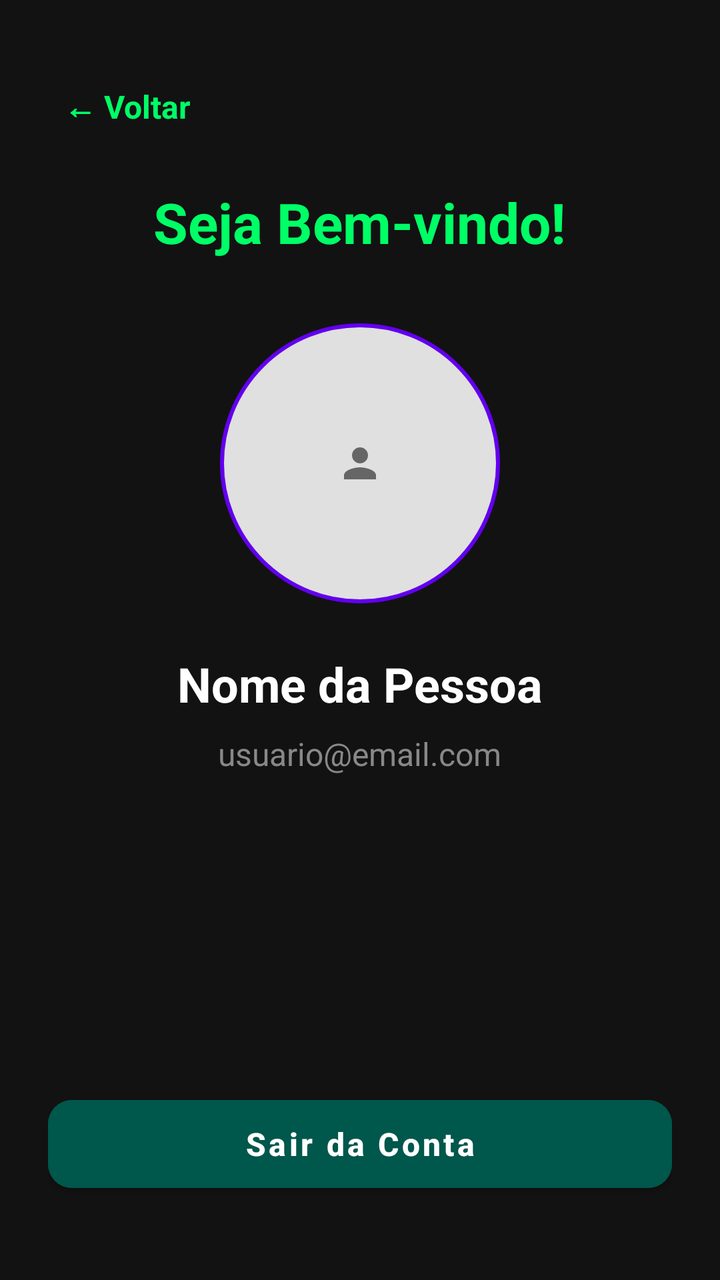
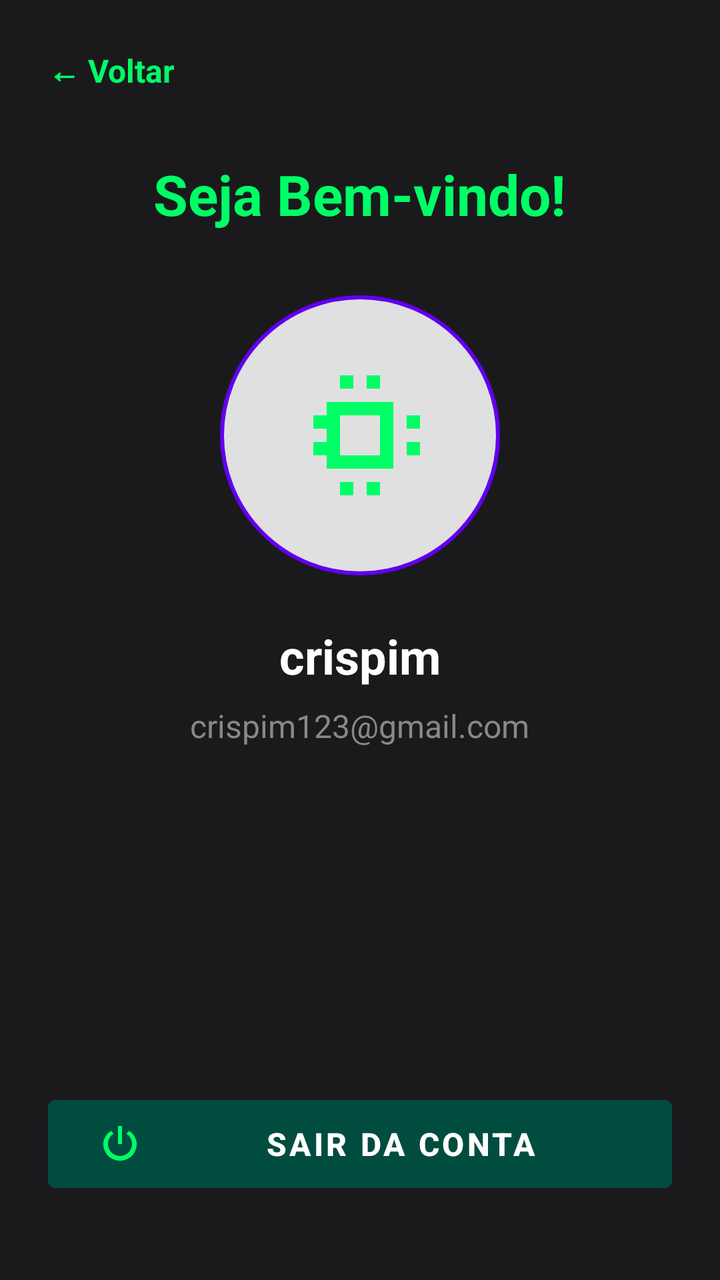

An Android layout rendered at two revisions. The XML below is the earlier revision; the diff shows what the commit changed to produce the second picture.
<!-- AndroidManifest.xml: application theme Theme.EnzoSanches -->
<!-- res/layout/activity_tela_perfil.xml -->
<?xml version="1.0" encoding="utf-8"?>
<LinearLayout xmlns:android="http://schemas.android.com/apk/res/android"
    android:layout_width="match_parent"
    android:layout_height="match_parent"
    android:orientation="vertical"
    android:gravity="center_horizontal"
    android:background="#121212"
    android:padding="24dp">

    <TextView
        android:id="@+id/btnVoltarPerfil"
        android:layout_width="wrap_content"
        android:layout_height="wrap_content"
        android:text="← Voltar"
        android:textColor="#00FF66"
        android:textSize="16sp"
        android:textStyle="bold"
        android:padding="8dp"
        android:layout_gravity="start"
        android:layout_marginTop="10dp"
        android:layout_marginBottom="20dp"/>

    <TextView
        android:layout_width="wrap_content"
        android:layout_height="wrap_content"
        android:text="Seja Bem-vindo!"
        android:textSize="28sp"
        android:textStyle="bold"
        android:textColor="#00FF66"
        android:layout_marginBottom="32dp" />

    <ImageView
        android:layout_width="140dp"
        android:layout_height="140dp"
        android:background="@drawable/shape_circulo_perfil"
        android:src="@drawable/ic_person"
        android:scaleType="centerInside"
        android:padding="24dp"
        android:layout_marginBottom="24dp" />

    <TextView
        android:id="@+id/txtNomePerfil"
        android:layout_width="wrap_content"
        android:layout_height="wrap_content"
        android:text="Nome da Pessoa"
        android:textSize="24sp"
        android:textStyle="bold"
        android:textColor="#FFFFFF"
        android:layout_marginBottom="8dp" />

    <TextView
        android:id="@+id/txtEmailPerfil"
        android:layout_width="wrap_content"
        android:layout_height="wrap_content"
        android:text="usuario@email.com"
        android:textSize="16sp"
        android:textColor="#888888" />

    <View
        android:layout_width="match_parent"
        android:layout_height="0dp"
        android:layout_weight="1" />

    <Button
        android:id="@+id/btnSair"
        style="@style/FormButtonStyle"
        android:layout_width="match_parent"
        android:layout_height="56dp"
        android:layout_marginBottom="16dp"
        android:text="Sair da Conta" />

</LinearLayout>
<!-- resources referenced by this layout -->
<resources>
  <!-- drawable ic_person (drawable) -->
  <vector xmlns:android="http://schemas.android.com/apk/res/android"
      android:width="24dp"
      android:height="24dp"
      android:viewportWidth="24"
      android:viewportHeight="24">
      <path
          android:fillColor="#666666"
          android:pathData="M12,12c2.21,0 4,-1.79 4,-4s-1.79,-4 -4,-4 -4,1.79 -4,4 1.79,4 4,4zM12,14c-2.67,0 -8,1.34 -8,4v2h16v-2c0,-2.66 -5.33,-4 -8,-4z"/>
  </vector>
  <!-- drawable shape_circulo_perfil (drawable) -->
  <?xml version="1.0" encoding="utf-8"?>
  <shape xmlns:android="http://schemas.android.com/apk/res/android" android:shape="oval">
      <solid android:color="#E0E0E0" />
      <stroke android:width="2dp" android:color="#6200EE" />
  </shape>
  <style name="FormButtonStyle">
          <item name="android:layout_width">match_parent</item>
          <item name="android:layout_height">55dp</item>
          <item name="android:textColor">#FFFFFF</item>
          <item name="android:textStyle">bold</item>
          <item name="android:textSize">16sp</item>
          <item name="android:backgroundTint">@color/primary</item>
          <item name="android:textAllCaps">false</item>
          <item name="cornerRadius">12dp</item>
      </style>
  <style name="Theme.EnzoSanches" parent="Theme.MaterialComponents.DayNight.NoActionBar">
          <item name="colorPrimary">#00574B</item>
          <item name="colorPrimaryVariant">#003D33</item>
          <item name="colorOnPrimary">@color/white</item>
  
          <item name="colorSecondary">#008577</item>
          <item name="colorSecondaryVariant">#00574B</item>
          <item name="colorOnSecondary">@color/white</item>
  
          <item name="android:statusBarColor">#003D33</item>
  
          <item name="windowNoTitle">true</item>
          <item name="windowActionBar">false</item>
      </style>
  <color name="primary">#00574B</color>
  <color name="white">#FFFFFFFF</color>
</resources>

<!-- the commit's change to res/layout/activity_tela_perfil.xml (unified diff, before → after) -->
@@ -3,8 +3,7 @@
     android:layout_width="match_parent"
     android:layout_height="match_parent"
     android:orientation="vertical"
-    android:gravity="center_horizontal"
-    android:background="#121212"
+    android:background="#1A1A1D"
     android:padding="24dp">
 
     <TextView
@@ -15,58 +14,73 @@
         android:textColor="#00FF66"
         android:textSize="16sp"
         android:textStyle="bold"
-        android:padding="8dp"
-        android:layout_gravity="start"
-        android:layout_marginTop="10dp"
-        android:layout_marginBottom="20dp"/>
+        android:clickable="true"
+        android:focusable="true"
+        android:layout_marginBottom="32dp"/>
 
-    <TextView
-        android:layout_width="wrap_content"
-        android:layout_height="wrap_content"
-        android:text="Seja Bem-vindo!"
-        android:textSize="28sp"
-        android:textStyle="bold"
-        android:textColor="#00FF66"
-        android:layout_marginBottom="32dp" />
-
-    <ImageView
-        android:layout_width="140dp"
-        android:layout_height="140dp"
-        android:background="@drawable/shape_circulo_perfil"
-        android:src="@drawable/ic_person"
-        android:scaleType="centerInside"
-        android:padding="24dp"
-        android:layout_marginBottom="24dp" />
-
-    <TextView
-        android:id="@+id/txtNomePerfil"
-        android:layout_width="wrap_content"
-        android:layout_height="wrap_content"
-        android:text="Nome da Pessoa"
-        android:textSize="24sp"
-        android:textStyle="bold"
-        android:textColor="#FFFFFF"
-        android:layout_marginBottom="8dp" />
-
-    <TextView
-        android:id="@+id/txtEmailPerfil"
-        android:layout_width="wrap_content"
-        android:layout_height="wrap_content"
-        android:text="usuario@email.com"
-        android:textSize="16sp"
-        android:textColor="#888888" />
-
-    <View
+    <LinearLayout
         android:layout_width="match_parent"
         android:layout_height="0dp"
-        android:layout_weight="1" />
+        android:layout_weight="1"
+        android:orientation="vertical"
+        android:gravity="center_horizontal">
+
+        <TextView
+            android:layout_width="wrap_content"
+            android:layout_height="wrap_content"
+            android:text="Seja Bem-vindo!"
+            android:textSize="28sp"
+            android:textStyle="bold"
+            android:textColor="#00FF66"
+            android:layout_marginBottom="32dp" />
+
+        <FrameLayout
+            android:layout_width="140dp"
+            android:layout_height="140dp"
+            android:background="@drawable/shape_circulo_perfil"
+            android:layout_marginBottom="24dp"
+            android:padding="4dp">
+
+            <ImageView
+                android:id="@+id/imgFotoPerfil"
+                android:layout_width="80dp"
+                android:layout_height="80dp"
+                android:layout_gravity="center"
+                android:src="@drawable/ic_hardware_profile" />
+        </FrameLayout>
+
+        <TextView
+            android:id="@+id/txtNomePerfil"
+            android:layout_width="wrap_content"
+            android:layout_height="wrap_content"
+            android:text="crispim"
+            android:textSize="24sp"
+            android:textStyle="bold"
+            android:textColor="#FFFFFF"
+            android:layout_marginBottom="8dp" />
+
+        <TextView
+            android:id="@+id/txtEmailPerfil"
+            android:layout_width="wrap_content"
+            android:layout_height="wrap_content"
+            android:text="crispim123@gmail.com"
+            android:textSize="16sp"
+            android:textColor="#888888" />
+
+    </LinearLayout>
 
     <Button
         android:id="@+id/btnSair"
-        style="@style/FormButtonStyle"
         android:layout_width="match_parent"
         android:layout_height="56dp"
         android:layout_marginBottom="16dp"
-        android:text="Sair da Conta" />
+        android:backgroundTint="#004D40"
+        android:textColor="#FFFFFF"
+        android:text="Sair da Conta"
+        android:textSize="16sp"
+        android:textStyle="bold"
+        android:drawableLeft="@drawable/ic_power_sair"
+        android:drawablePadding="12dp"
+        android:paddingLeft="24dp" />
 
 </LinearLayout>
<!-- resource entries referenced after the edit -->
@@ -1,14 +1,24 @@
 <!-- resources referenced by this layout -->
 <resources>
-  <!-- drawable ic_person (drawable) -->
+  <!-- drawable ic_hardware_profile (drawable) -->
   <vector xmlns:android="http://schemas.android.com/apk/res/android"
       android:width="24dp"
       android:height="24dp"
       android:viewportWidth="24"
       android:viewportHeight="24">
       <path
-          android:fillColor="#666666"
-          android:pathData="M12,12c2.21,0 4,-1.79 4,-4s-1.79,-4 -4,-4 -4,1.79 -4,4 1.79,4 4,4zM12,14c-2.67,0 -8,1.34 -8,4v2h16v-2c0,-2.66 -5.33,-4 -8,-4z"/>
+          android:fillColor="#00FF66"
+          android:pathData="M19,9h2v2h-2V9zM19,13h2v2h-2V13zM5,9h2v2H5V9zM5,13h2v2H5V13zM13,3h2v2h-2V3zM9,3h2v2H9V3zM13,19h2v2h-2V19zM9,19h2v2H9V19zM7,7h10v10H7V7zM9,9v6h6V9H9z"/>
+  </vector>
+  <!-- drawable ic_power_sair (drawable) -->
+  <vector xmlns:android="http://schemas.android.com/apk/res/android"
+      android:width="24dp"
+      android:height="24dp"
+      android:viewportWidth="24"
+      android:viewportHeight="24">
+      <path
+          android:fillColor="#00FF66"
+          android:pathData="M16.56,5.44l-1.45,1.45C16.84,7.94 18,9.83 18,12c0,3.31 -2.69,6 -6,6s-6,-2.69 -6,-6c0,-2.17 1.16,-4.06 2.88,-5.12L7.44,5.44C5.18,6.88 3.67,9.39 3.67,12c0,4.6 3.73,8.33 8.33,8.33s8.33,-3.73 8.33,-8.33c0,-2.61 -1.51,-5.12 -3.77,-6.56zM11,3h2v9h-2z"/>
   </vector>
   <!-- drawable shape_circulo_perfil (drawable) -->
   <?xml version="1.0" encoding="utf-8"?>
@@ -16,16 +26,6 @@
       <solid android:color="#E0E0E0" />
       <stroke android:width="2dp" android:color="#6200EE" />
   </shape>
-  <style name="FormButtonStyle">
-          <item name="android:layout_width">match_parent</item>
-          <item name="android:layout_height">55dp</item>
-          <item name="android:textColor">#FFFFFF</item>
-          <item name="android:textStyle">bold</item>
-          <item name="android:textSize">16sp</item>
-          <item name="android:backgroundTint">@color/primary</item>
-          <item name="android:textAllCaps">false</item>
-          <item name="cornerRadius">12dp</item>
-      </style>
   <style name="Theme.EnzoSanches" parent="Theme.MaterialComponents.DayNight.NoActionBar">
           <item name="colorPrimary">#00574B</item>
           <item name="colorPrimaryVariant">#003D33</item>
@@ -40,7 +40,6 @@
           <item name="windowNoTitle">true</item>
           <item name="windowActionBar">false</item>
       </style>
-  <color name="primary">#00574B</color>
   <color name="white">#FFFFFFFF</color>
 </resources>
 
